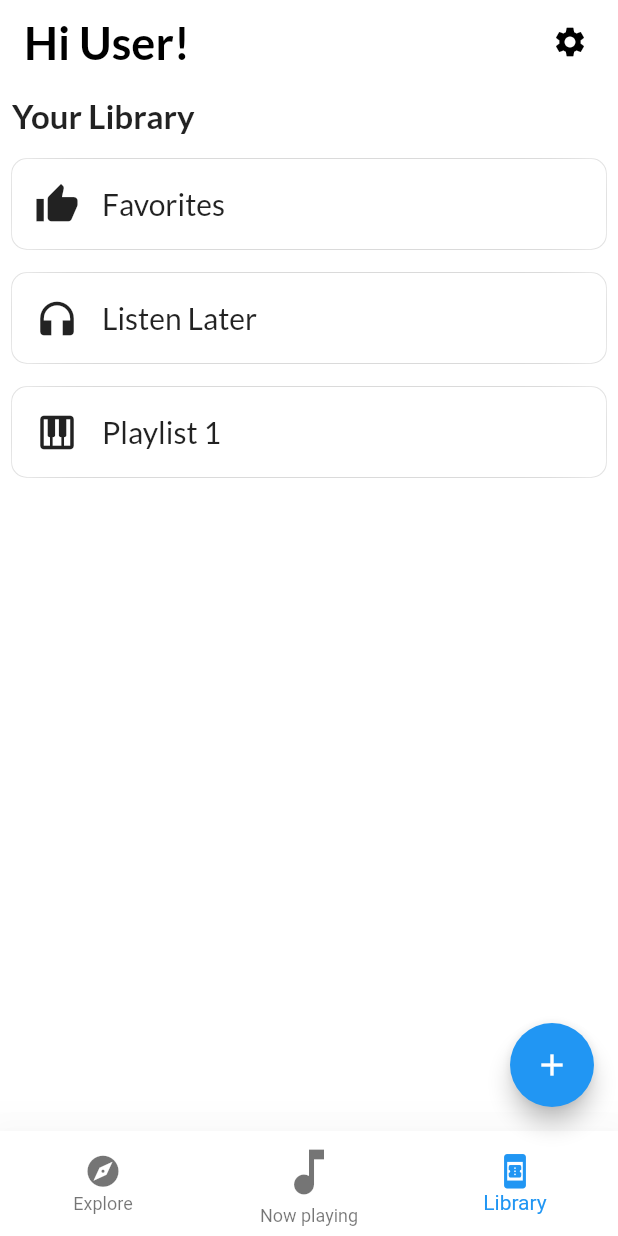
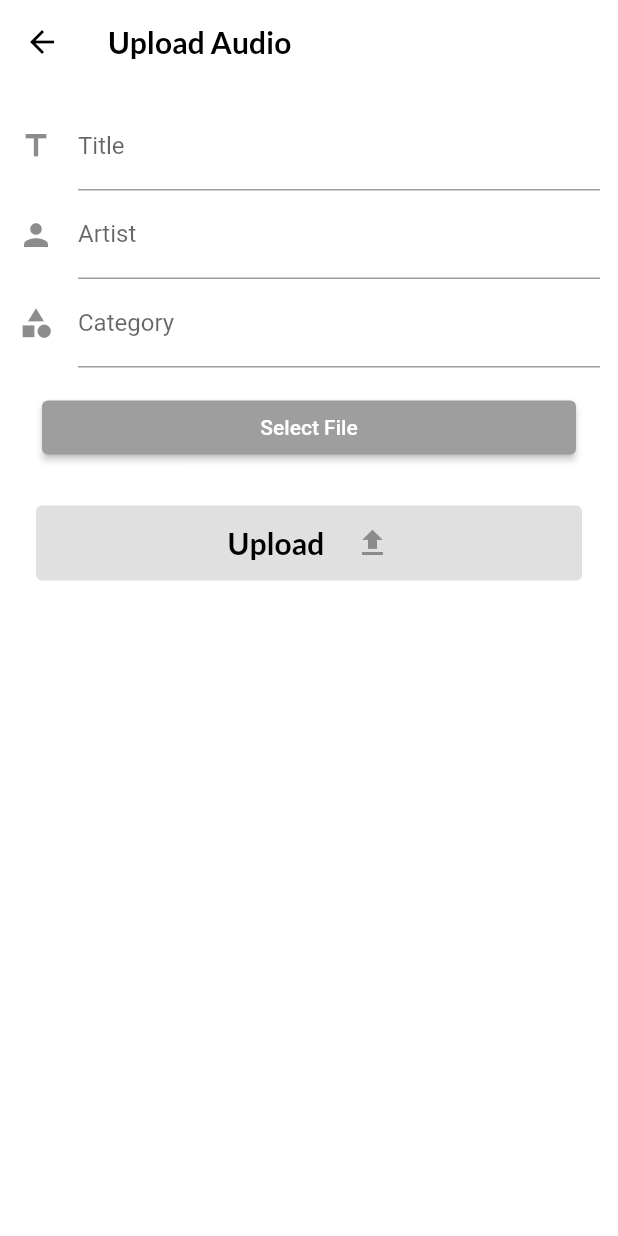
Before and after one commit to BlindAudioBook/AudioBookApp, a Flutter app: the screen it shows after launch, item 3 of the bottom bar chosen, after a tap on the "add" icon, on a phone screen of 412 x 824 dp. Run offline on Flutter 3.47's test engine with Material 2 defaults, Android fonts, the light colour scheme and no system bars; our stand-ins replace audioplayers, file_picker, google_fonts; network calls fail.

Commit message:
upload functionality added to the app

```diff
--- a/lib/main.dart
+++ b/lib/main.dart
@@ -1,6 +1,7 @@
 import 'package:blind_spot/HomePage/homePage.dart';
 import 'package:blind_spot/LibraryPage/libraryPage.dart';
 import 'package:blind_spot/NowPlayingPage/nowPlayingPage.dart';
+import 'package:blind_spot/uploadPage/uploadPage.dart';
 import 'package:flutter/material.dart';
 import 'package:google_fonts/google_fonts.dart';
 
@@ -21,11 +22,12 @@ class MyApp extends StatefulWidget {
 
 class _MyAppState extends State<MyApp> {
   int currentIndex = 0;
-  List<Widget> _screen = [HomePage(),NowPlayingPage(), LibraryPage()];
+  List<Widget> _screen = [HomePage(), NowPlayingPage(), LibraryPage()];
   @override
   Widget build(BuildContext context) {
     return Scaffold(
-      appBar: (currentIndex!=1)?AppBar(
+      appBar: (currentIndex != 1)
+          ? AppBar(
               title: Text(
                 "Hi User!",
                 style: GoogleFonts.lato(
@@ -39,32 +41,62 @@ class _MyAppState extends State<MyApp> {
               actions: <Widget>[
                 Padding(
                   padding: const EdgeInsets.all(8.0),
-            child: IconButton(onPressed: () {}, icon: Icon(Icons.settings, color: Colors.black,)),
+                  child: IconButton(
+                      onPressed: () {},
+                      icon: Icon(
+                        Icons.settings,
+                        color: Colors.black,
+                      )),
                 )
               ],
-      ):null,
+            )
+          : null,
       body: _screen[currentIndex],
+      // body: uploadPage(),
       bottomNavigationBar: BottomNavigationBar(
         currentIndex: currentIndex,
-        onTap: (index){
+        onTap: (index) {
           setState(() {
             currentIndex = index;
           });
         },
-        backgroundColor: currentIndex==1?Colors.blue:Colors.white,
-        selectedItemColor:currentIndex==1?Colors.white:Colors.blue,
-        elevation: currentIndex==1?0:30,
+        backgroundColor: currentIndex == 1 ? Colors.blue : Colors.white,
+        selectedItemColor: currentIndex == 1 ? Colors.white : Colors.blue,
+        elevation: currentIndex == 1 ? 0 : 30,
         items: [
-          BottomNavigationBarItem(icon: Icon(Icons.explore, size: 25,), label: "Explore", ),
-          BottomNavigationBarItem(icon: Icon(Icons.music_note, size: 40,), label: "Now playing"),
-          BottomNavigationBarItem(icon: Icon(Icons.book_online, size: 25,), label: "Library")
+          BottomNavigationBarItem(
+            icon: Icon(
+              Icons.explore,
+              size: 25,
+            ),
+            label: "Explore",
+          ),
+          BottomNavigationBarItem(
+              icon: Icon(
+                Icons.music_note,
+                size: 40,
+              ),
+              label: "Now playing"),
+          BottomNavigationBarItem(
+              icon: Icon(
+                Icons.book_online,
+                size: 25,
+              ),
+              label: "Library")
         ],
       ),
-      floatingActionButton: currentIndex!=1?FloatingActionButton(
-        onPressed: (){},
+      floatingActionButton: currentIndex != 1
+          ? FloatingActionButton(
+              onPressed: () {
+                Navigator.of(context).push(
+                    new MaterialPageRoute(builder: (BuildContext context) {
+                      return uploadPage();
+                    }));
+              },
               child: Icon(Icons.add),
               tooltip: "Upload Content",
-      ):null,
+            )
+          : null,
     );
   }
 }
--- /dev/null
+++ b/lib/uploadPage/uploadPage.dart
@@ -0,0 +1,206 @@
+import 'package:file_picker/file_picker.dart';
+import 'package:flutter/material.dart';
+import 'package:google_fonts/google_fonts.dart';
+import 'package:http/http.dart' as http;
+
+class uploadPage extends StatefulWidget {
+  const uploadPage({Key? key}) : super(key: key);
+
+  @override
+  State<uploadPage> createState() => _uploadPageState();
+}
+
+class _uploadPageState extends State<uploadPage> {
+  final _formKey = GlobalKey<FormState>();
+
+  FilePickerResult? filePickerResult;
+  String? _fileName;
+  PlatformFile? pickedFile;
+  bool isLoading = false;
+  bool isSelected = false;
+  bool submit = false;
+
+  String? title;
+  String? artist;
+  String? category;
+
+  void uploadFile(PlatformFile selectedFile, String title, String artist,
+      String category) async {
+    var request = http.MultipartRequest("POST",
+        Uri.parse("https://5c78-14-139-53-129.ngrok-free.app/upload/audio"));
+    request.files
+        .add(await http.MultipartFile.fromPath("audio", selectedFile.path!));
+    request.fields["title"] = title;
+    request.fields["artist"] = artist;
+    request.fields["category"] = category;
+
+    var response = await request.send();
+  }
+
+  void selectFile() async {
+    try {
+      setState(() {
+        isLoading = true;
+      });
+
+      filePickerResult = await FilePicker.platform
+          .pickFiles(type: FileType.audio, allowMultiple: false);
+
+      if (filePickerResult != null) {
+        setState(() {
+          isSelected = true;
+        });
+        _fileName = filePickerResult!.files.first.name;
+        pickedFile = filePickerResult!.files.first;
+      }
+
+      setState(() {
+        isLoading = false;
+      });
+    } catch (e) {
+      print(e);
+    }
+  }
+
+  @override
+  Widget build(BuildContext context) {
+    return Scaffold(
+        appBar: AppBar(
+          title: Text(
+            "Upload Audio",
+            style: GoogleFonts.lato(
+                textStyle: TextStyle(
+                    color: Colors.black,
+                    fontWeight: FontWeight.bold,
+                    fontSize: 20)),
+          ),
+          elevation: 0,
+          backgroundColor: Colors.white,
+          foregroundColor: Colors.black,
+        ),
+        body: Form(
+          key: _formKey,
+          child: Container(
+            color: Colors.white,
+            child: Padding(
+              padding: const EdgeInsets.all(12.0),
+              child: Column(
+                children: <Widget>[
+                  TextFormField(
+                    decoration: InputDecoration(
+                      icon: Icon(Icons.title),
+                      hintText: "Please enter the title",
+                      labelText: "Title",
+                    ),
+                    validator: (value) {
+                      if (value == null || value.isEmpty) {
+                        return "Please enter title";
+                      }
+                      return null;
+                    },
+                    onChanged: (text) {
+                      setState(() {
+                        title = text;
+                      });
+                    },
+                  ),
+                  TextFormField(
+                    decoration: InputDecoration(
+                      icon: Icon(Icons.person),
+                      hintText: "Please enter the artist",
+                      labelText: "Artist",
+                    ),
+                    validator: (value) {
+                      if (value == null || value.isEmpty) {
+                        return "Please enter artist name";
+                      }
+                      return null;
+                    },
+                    onChanged: (text) {
+                      setState(() {
+                        artist = text;
+                      });
+                    },
+                  ),
+                  TextFormField(
+                    decoration: InputDecoration(
+                      icon: Icon(Icons.category),
+                      hintText: "Please enter the category",
+                      labelText: "Category",
+                    ),
+                    validator: (value) {
+                      if (value == null || value.isEmpty) {
+                        return "Please enter category";
+                      }
+                      return null;
+                    },
+                    onChanged: (text) {
+                      setState(() {
+                        category = text;
+                      });
+                    },
+                  ),
+                  SizedBox(
+                    width: MediaQuery.of(context).size.width,
+                    child: Padding(
+                      padding: const EdgeInsets.all(16.0),
+                      child: isSelected
+                          ? Container(
+                              child: Text(_fileName!),
+                              padding: EdgeInsets.all(12.0),
+                              decoration: BoxDecoration(
+                                  color: Colors.greenAccent,
+                                  border:
+                                      Border.all(color: Colors.green, width: 2.0),
+                                  borderRadius: BorderRadius.circular(12.0)),
+                            )
+                          : ElevatedButton(
+                              onPressed: selectFile,
+                              child: Text("Select File"),
+                              style: ElevatedButton.styleFrom(
+                                backgroundColor: Colors.grey,
+                              ),
+                            ),
+                    ),
+                  ),
+                  Padding(
+                    padding: const EdgeInsets.all(12.0),
+                    child: ElevatedButton(
+                      onPressed: (pickedFile != null &&
+                              title != null &&
+                              title != "" &&
+                              artist != null &&
+                              artist != "" &&
+                              category != null &&
+                              category != "")
+                          ? () {
+                              uploadFile(pickedFile!, title!, artist!, category!);
+                            }
+                          : null,
+                      child: Padding(
+                        padding: const EdgeInsets.all(13.0),
+                        child: Row(
+                          mainAxisAlignment: MainAxisAlignment.center,
+                          children: [
+                            Text("Upload", style: GoogleFonts.lato(
+                                textStyle: TextStyle(
+                                    color: Colors.black,
+                                    fontWeight: FontWeight.bold,
+                                    fontSize: 20),
+                            ),),
+                            SizedBox(
+                              width: 20.0,
+                            ),
+                            Icon(Icons.upload)
+                          ],
+                        ),
+                      ),
+                    ),
+                  )
+                ],
+              ),
+            ),
+          ),
+        ));
+  }
+}
--- a/pubspec.yaml
+++ b/pubspec.yaml
@@ -38,6 +38,7 @@ dependencies:
   cupertino_icons: ^1.0.2
   google_fonts: ^4.0.3
   audioplayers: ^4.0.1
+  file_picker: ^5.3.1
 
 dev_dependencies:
   flutter_test:
```
Also changed, not shown: pubspec.lock. Lines whose indentation alone changed are shown as unchanged.
